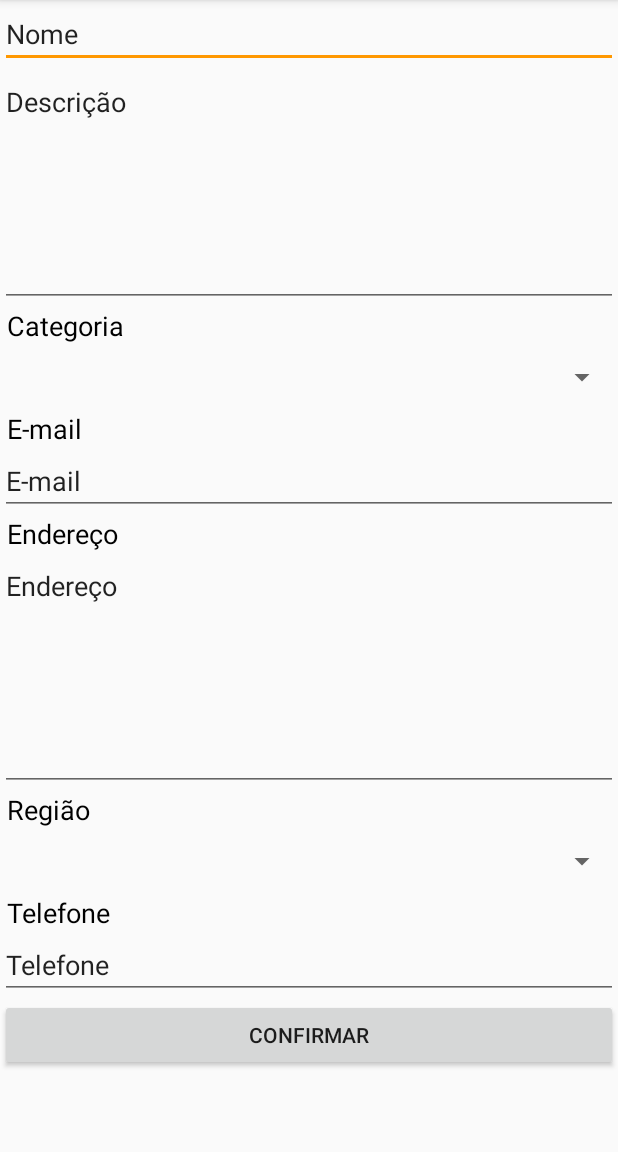
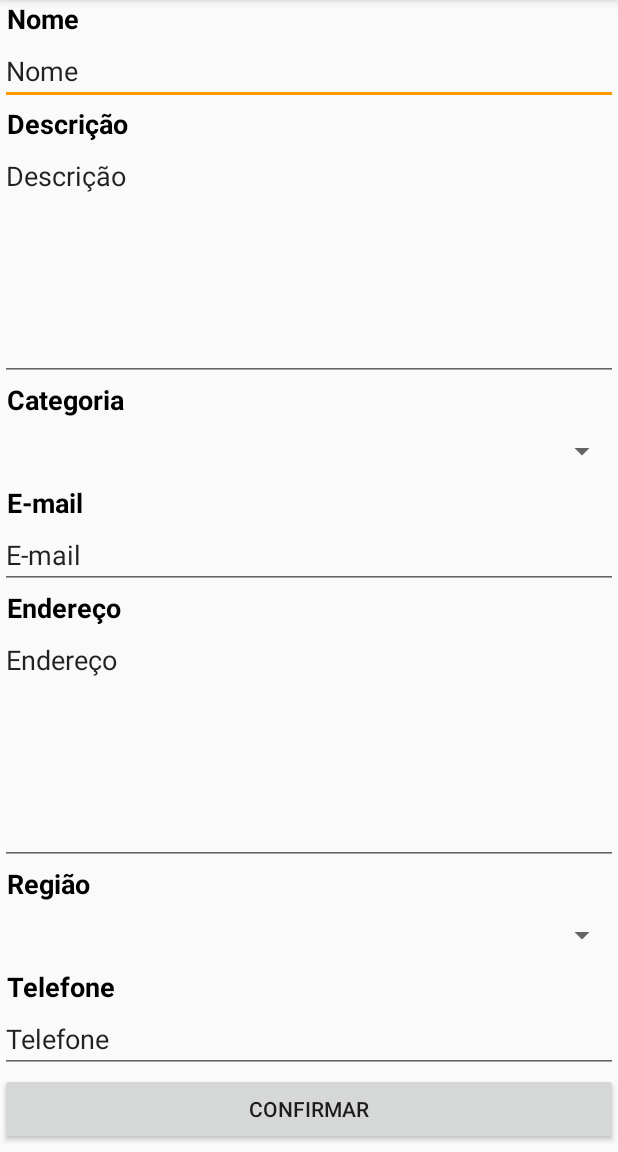
Before and after one commit to team-crossover/mobiliza, an Android app: the ProfileOngActivity screen opened directly, with no data from a screen before it, on a phone screen of 412 x 824 dp, the part 84-1236 px from its top. Run offline under Robolectric (Android 15) with nearby library versions, the phone set to English and light mode, and no system bars; 1 statement that could not run was skipped.

Commit message:
Adição de negrito em TextView

```diff
--- a/App/app/src/main/java/com/crossover/mobiliza/app/ui/profile/ProfileOngActivity.java
+++ b/App/app/src/main/java/com/crossover/mobiliza/app/ui/profile/ProfileOngActivity.java
@@ -8,7 +8,6 @@ import android.widget.AdapterView;
 import android.widget.ArrayAdapter;
 import android.widget.Button;
 import android.widget.EditText;
-import android.widget.RadioGroup;
 import android.widget.Spinner;
 import android.widget.Toast;
 
--- a/App/app/src/main/res/layout/activity_profile_ong.xml
+++ b/App/app/src/main/res/layout/activity_profile_ong.xml
@@ -15,6 +15,15 @@
             android:layout_height="match_parent"
             android:orientation="vertical">
 
+            <TextView
+                android:id="@+id/textViewNome"
+                android:layout_width="match_parent"
+                android:layout_height="wrap_content"
+                android:text=" Nome"
+                android:textColor="@color/common_google_signin_btn_text_dark_focused"
+                android:textStyle="bold"
+                android:textSize="18sp" />
+
             <EditText
                 android:id="@+id/ongNameText"
                 android:layout_width="match_parent"
@@ -25,6 +34,15 @@
                 android:scrollbarStyle="insideInset"
                 android:scrollbars="vertical"
                 android:text="Nome" />
+
+            <TextView
+                android:id="@+id/textViewDescricao"
+                android:layout_width="match_parent"
+                android:layout_height="wrap_content"
+                android:text=" Descrição"
+                android:textColor="@color/common_google_signin_btn_text_dark_focused"
+                android:textStyle="bold"
+                android:textSize="18sp" />
 
             <EditText
                 android:id="@+id/ongDescricaoText"
@@ -44,6 +62,7 @@
                 android:layout_height="wrap_content"
                 android:text=" Categoria"
                 android:textColor="@color/common_google_signin_btn_text_dark_focused"
+                android:textStyle="bold"
                 android:textSize="18sp" />
 
             <Spinner
@@ -51,55 +70,13 @@
                 android:layout_width="match_parent"
                 android:layout_height="44dp" />
 
-            <!--<RadioGroup-->
-                <!--android:id="@+id/rgCategoria"-->
-                <!--android:layout_width="match_parent"-->
-                <!--android:layout_height="wrap_content"-->
-                <!--android:orientation="vertical">-->
-
-                <!--<RadioButton-->
-                    <!--android:id="@+id/rbAnimais"-->
-                    <!--android:layout_width="match_parent"-->
-                    <!--android:layout_height="wrap_content"-->
-                    <!--android:text="Animais" />-->
-
-                <!--<RadioButton-->
-                    <!--android:id="@+id/rbEducacao"-->
-                    <!--android:layout_width="match_parent"-->
-                    <!--android:layout_height="wrap_content"-->
-                    <!--android:text="Educação" />-->
-
-                <!--<RadioButton-->
-                    <!--android:id="@+id/rbEsporte"-->
-                    <!--android:layout_width="match_parent"-->
-                    <!--android:layout_height="wrap_content"-->
-                    <!--android:text="Esporte" />-->
-
-                <!--<RadioButton-->
-                    <!--android:id="@+id/rbHumanitario"-->
-                    <!--android:layout_width="match_parent"-->
-                    <!--android:layout_height="wrap_content"-->
-                    <!--android:text="Humanitário" />-->
-
-                <!--<RadioButton-->
-                    <!--android:id="@+id/rbMAmbiente"-->
-                    <!--android:layout_width="match_parent"-->
-                    <!--android:layout_height="wrap_content"-->
-                    <!--android:text="Meio Ambiente" />-->
-
-                <!--<RadioButton-->
-                    <!--android:id="@+id/rbTurismo"-->
-                    <!--android:layout_width="match_parent"-->
-                    <!--android:layout_height="wrap_content"-->
-                    <!--android:text="Turismo" />-->
-            <!--</RadioGroup>-->
-
             <TextView
                 android:id="@+id/textViewEmail"
                 android:layout_width="match_parent"
                 android:layout_height="wrap_content"
                 android:text=" E-mail"
                 android:textColor="@color/common_google_signin_btn_text_dark_focused"
+                android:textStyle="bold"
                 android:textSize="18sp" />
 
             <EditText
@@ -120,6 +97,7 @@
                 android:layout_height="wrap_content"
                 android:text=" Endereço"
                 android:textColor="@color/common_google_signin_btn_text_dark_focused"
+                android:textStyle="bold"
                 android:textSize="18sp" />
 
             <EditText
@@ -140,6 +118,7 @@
                 android:layout_height="wrap_content"
                 android:text=" Região"
                 android:textColor="@color/common_google_signin_btn_text_dark_focused"
+                android:textStyle="bold"
                 android:textSize="18sp" />
 
             <Spinner
@@ -147,54 +126,6 @@
                 android:layout_width="match_parent"
                 android:layout_height="44dp" />
 
-            <!--<RadioGroup-->
-                <!--android:id="@+id/rgRegiao"-->
-                <!--android:layout_width="match_parent"-->
-                <!--android:layout_height="wrap_content"-->
-                <!--android:orientation="vertical">-->
-
-                <!--<RadioButton-->
-                    <!--android:id="@+id/rbCentro"-->
-                    <!--android:layout_width="match_parent"-->
-                    <!--android:layout_height="wrap_content"-->
-                    <!--android:text="Centro" />-->
-
-                <!--<RadioButton-->
-                    <!--android:id="@+id/rbLeste"-->
-                    <!--android:layout_width="match_parent"-->
-                    <!--android:layout_height="wrap_content"-->
-                    <!--android:text="Leste" />-->
-
-                <!--<RadioButton-->
-                    <!--android:id="@+id/rbNoroeste"-->
-                    <!--android:layout_width="match_parent"-->
-                    <!--android:layout_height="wrap_content"-->
-                    <!--android:text="Noroeste" />-->
-
-                <!--<RadioButton-->
-                    <!--android:id="@+id/rbNorte"-->
-                    <!--android:layout_width="match_parent"-->
-                    <!--android:layout_height="wrap_content"-->
-                    <!--android:text="Norte" />-->
-
-                <!--<RadioButton-->
-                    <!--android:id="@+id/rbOeste"-->
-                    <!--android:layout_width="match_parent"-->
-                    <!--android:layout_height="wrap_content"-->
-                    <!--android:text="Oeste" />-->
-
-                <!--<RadioButton-->
-                    <!--android:id="@+id/rbSudoeste"-->
-                    <!--android:layout_width="match_parent"-->
-                    <!--android:layout_height="wrap_content"-->
-                    <!--android:text="Sudoeste" />-->
-
-                <!--<RadioButton-->
-                    <!--android:id="@+id/rbSul"-->
-                    <!--android:layout_width="match_parent"-->
-                    <!--android:layout_height="wrap_content"-->
-                    <!--android:text="Suldoeste" />-->
-            <!--</RadioGroup>-->
 
             <TextView
                 android:id="@+id/textViewTelefone"
@@ -202,6 +133,7 @@
                 android:layout_height="wrap_content"
                 android:text=" Telefone"
                 android:textColor="@color/common_google_signin_btn_text_dark_focused"
+                android:textStyle="bold"
                 android:textSize="18sp" />
 
             <EditText
```
Also changed, not shown: App/app/src/main/res/values/strings.xml (+0 -17 lines).
